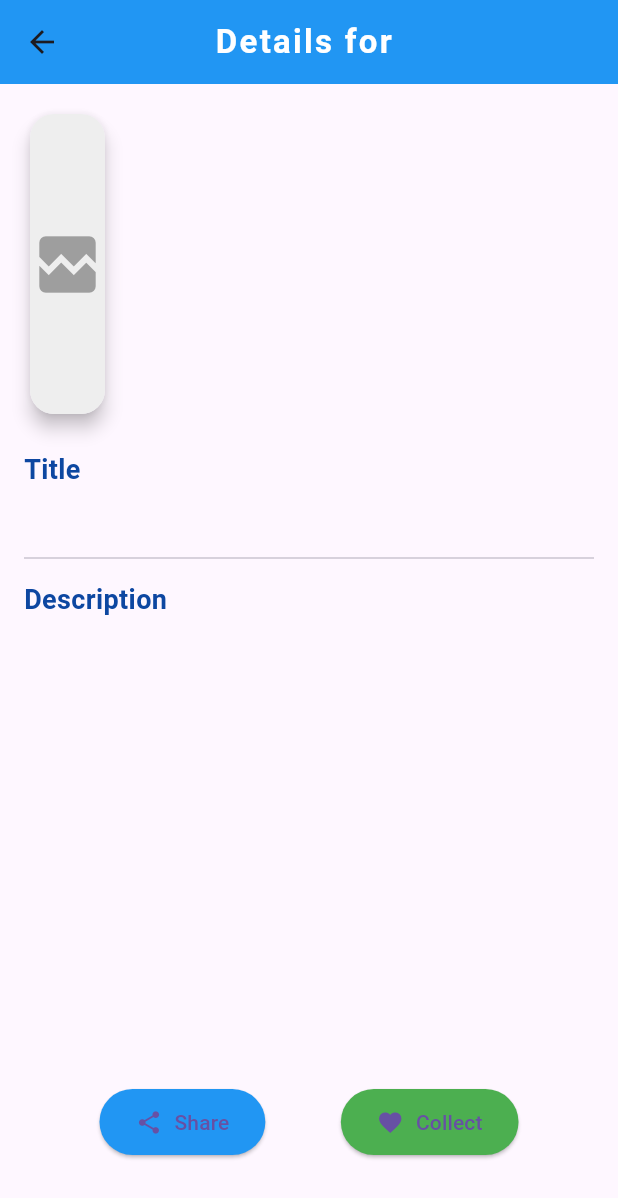
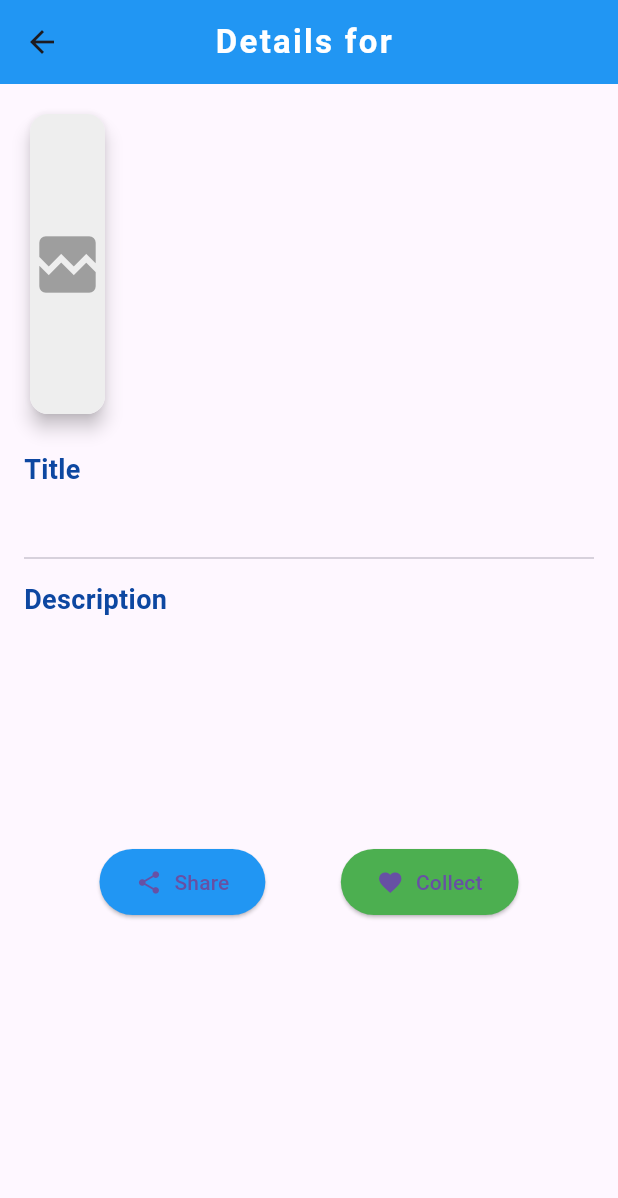
Before and after one commit to Deepyadav0914/APICALL, a Flutter app: the Detailscreen screen opened directly with empty values, on a phone screen of 412 x 824 dp. Shown: the top 1198 px of the screen. Run offline on Flutter 3.47's test engine with Material 3 defaults, Android fonts, the phone set to English and light mode, and no system bars; network calls fail.

Commit message:
08/01/2025
done

```diff
--- a/lib/views/datescreen.dart
+++ b/lib/views/datescreen.dart
@@ -60,7 +60,8 @@ class _DatescreenState extends State<Datescreen> {
         ),
         centerTitle: true,
       ),
-      body: FutureBuilder<Usermodel>(
+      body: SafeArea(
+        child: FutureBuilder<Usermodel>(
           future: _dataFuture,
           builder: (context, snapshot) {
             if (snapshot.connectionState == ConnectionState.waiting) {
@@ -133,6 +134,8 @@ class _DatescreenState extends State<Datescreen> {
                         color: Colors.blue,
                       ),
                       onTap: () {
+                        print(date);
+                        print(groupedData);
                         Navigator.push(
                           context,
                           MaterialPageRoute(
@@ -149,6 +152,7 @@ class _DatescreenState extends State<Datescreen> {
             return const SizedBox();
           },
         ),
+      ),
     );
   }
 }
--- a/lib/views/detailscreen.dart
+++ b/lib/views/detailscreen.dart
@@ -21,7 +21,7 @@ class _DetailscreenState extends State<Detailscreen> {
   @override
   void initState() {
     super.initState();
-    // Initialize with the passed item's data
+
     description = widget.item.description;
     title = widget.item.title;
     imgurl = widget.item.imgurl;
@@ -57,23 +57,24 @@ class _DetailscreenState extends State<Detailscreen> {
         ),
         centerTitle: true,
       ),
-      body: SingleChildScrollView(
+      body: SafeArea(
+        child: SingleChildScrollView(
           padding: const EdgeInsets.all(16.0),
           child: Column(
             crossAxisAlignment: CrossAxisAlignment.start,
             children: [
               Card(
                 shape: RoundedRectangleBorder(
-                borderRadius: BorderRadius.circular(16),
+                  borderRadius: BorderRadius.circular(12),
                 ),
                 elevation: 5,
                 child: ClipRRect(
-                borderRadius: BorderRadius.circular(16),
+                  borderRadius: BorderRadius.circular(12),
                   child: Image.network(
                     imgurl,
-                  height: 200,
+                    height: 260,
                     width: double.infinity,
-                  fit: BoxFit.cover,
+                    fit: BoxFit.fill,
                     errorBuilder: (context, error, stackTrace) {
                       return Container(
                         height: 200,
@@ -89,7 +90,6 @@ class _DetailscreenState extends State<Detailscreen> {
                 ),
               ),
               const SizedBox(height: 20),
-
               Text(
                 "Title",
                 style: TextStyle(
@@ -104,7 +104,6 @@ class _DetailscreenState extends State<Detailscreen> {
                 style: const TextStyle(fontSize: 16, color: Colors.black87),
               ),
               const Divider(height: 30, thickness: 1),
-
               Text(
                 "Description",
                 style: TextStyle(
@@ -118,16 +117,12 @@ class _DetailscreenState extends State<Detailscreen> {
                 description,
                 style: const TextStyle(fontSize: 16, color: Colors.black87),
               ),
-
-            const SizedBox(height: 280),
-            // Action Buttons
+              const SizedBox(height: 120),
               Row(
                 mainAxisAlignment: MainAxisAlignment.spaceEvenly,
                 children: [
                   ElevatedButton.icon(
-                  onPressed: () {
-                    // Share action
-                  },
+                    onPressed: () {},
                     icon: const Icon(Icons.share),
                     label: const Text("Share"),
                     style: ElevatedButton.styleFrom(
@@ -138,7 +133,7 @@ class _DetailscreenState extends State<Detailscreen> {
                   ),
                   ElevatedButton.icon(
                     onPressed: () {
-                    _launchURL(codeurl); // Launch the URL when clicked
+                      _launchURL(codeurl);
                     },
                     icon: const Icon(Icons.favorite),
                     label: const Text("Collect"),
@@ -153,6 +148,7 @@ class _DetailscreenState extends State<Detailscreen> {
             ],
           ),
         ),
+      ),
     );
   }
 }
--- a/lib/views/homescreen.dart
+++ b/lib/views/homescreen.dart
@@ -34,7 +34,8 @@ class _HomeScreenState extends State<HomeScreen> {
         ),
         centerTitle: true,
       ),
-      body: Container(
+      body: SafeArea(
+        child: Container(
           width: double.infinity,
           padding: const EdgeInsets.all(20.0),
           decoration: const BoxDecoration(
@@ -106,6 +107,7 @@ class _HomeScreenState extends State<HomeScreen> {
             ],
           ),
         ),
+      ),
     );
   }
 }
```
Also changed, not shown: lib/views/datesortscreen.dart (+5 -6 lines). Lines whose indentation alone changed are shown as unchanged.
